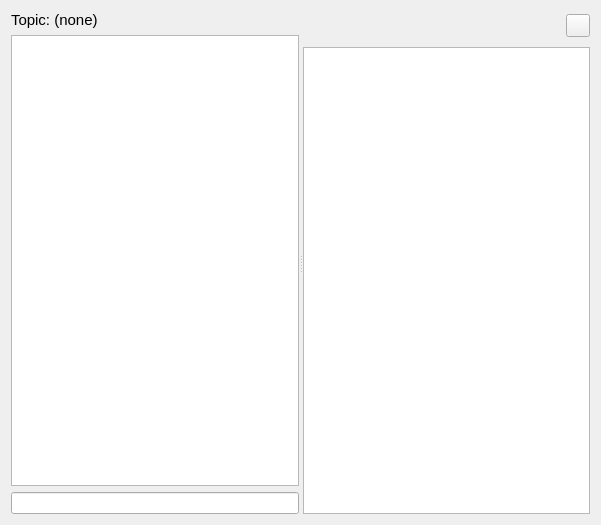
This is qw_client/gui/WidgetForum.ui in pcjpnet/qwired-suite as Qt 5 draws it before an edit. The edited form follows.
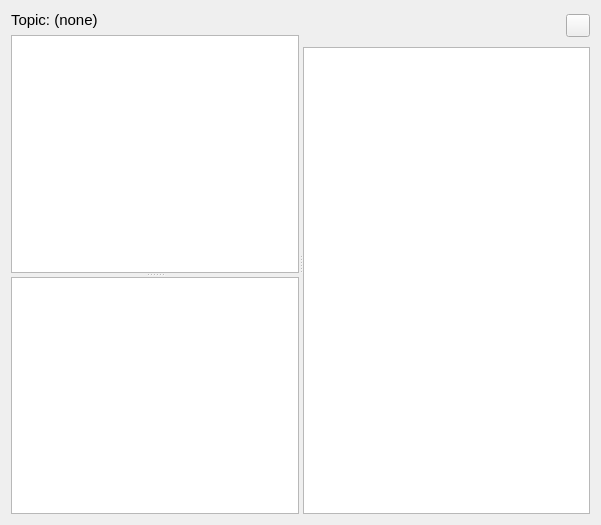
This is the edited form. Icons and pictures are not drawn.

```diff
--- a/qw_client/gui/WidgetForum.ui
+++ b/qw_client/gui/WidgetForum.ui
@@ -12,9 +12,9 @@
   <property name="windowTitle" >
    <string>Qwired</string>
   </property>
-  <layout class="QGridLayout" >
-   <item row="0" column="0" >
-    <widget class="QSplitter" name="fVSplitter" >
+  <layout class="QHBoxLayout" >
+   <item>
+    <widget class="QSplitter" name="fSplitterV" >
      <property name="orientation" >
       <enum>Qt::Horizontal</enum>
      </property>
@@ -33,6 +33,10 @@
         </widget>
        </item>
        <item>
+        <widget class="QSplitter" name="fSplitterH" >
+         <property name="orientation" >
+          <enum>Qt::Vertical</enum>
+         </property>
         <widget class="QTextBrowser" name="fChatLog" >
          <property name="sizePolicy" >
           <sizepolicy vsizetype="Expanding" hsizetype="Expanding" >
@@ -44,25 +48,16 @@
           <bool>true</bool>
          </property>
         </widget>
-       </item>
-       <item>
-        <widget class="QLineEdit" name="fChatInput" >
-         <property name="sizePolicy" >
-          <sizepolicy vsizetype="Fixed" hsizetype="Expanding" >
-           <horstretch>10</horstretch>
-           <verstretch>0</verstretch>
-          </sizepolicy>
-         </property>
-         <property name="font" >
-          <font>
-           <family>Monospace</family>
-          </font>
-         </property>
+         <widget class="QTextEdit" name="fChatInput" >
+          <property name="acceptRichText" >
+           <bool>false</bool>
+          </property>
+         </widget>
         </widget>
        </item>
       </layout>
      </widget>
-     <widget class="QWidget" name="" >
+     <widget class="QWidget" name="layoutWidget" >
       <layout class="QVBoxLayout" >
        <item>
         <layout class="QHBoxLayout" >
```
Lines whose indentation alone changed are shown as unchanged.
